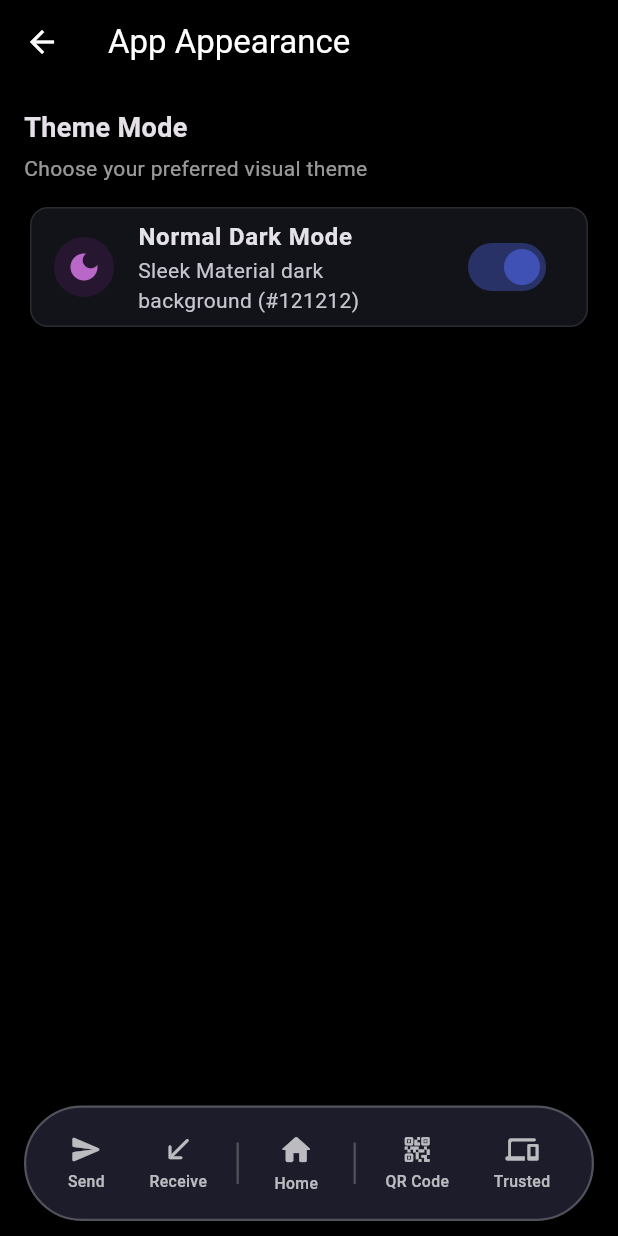
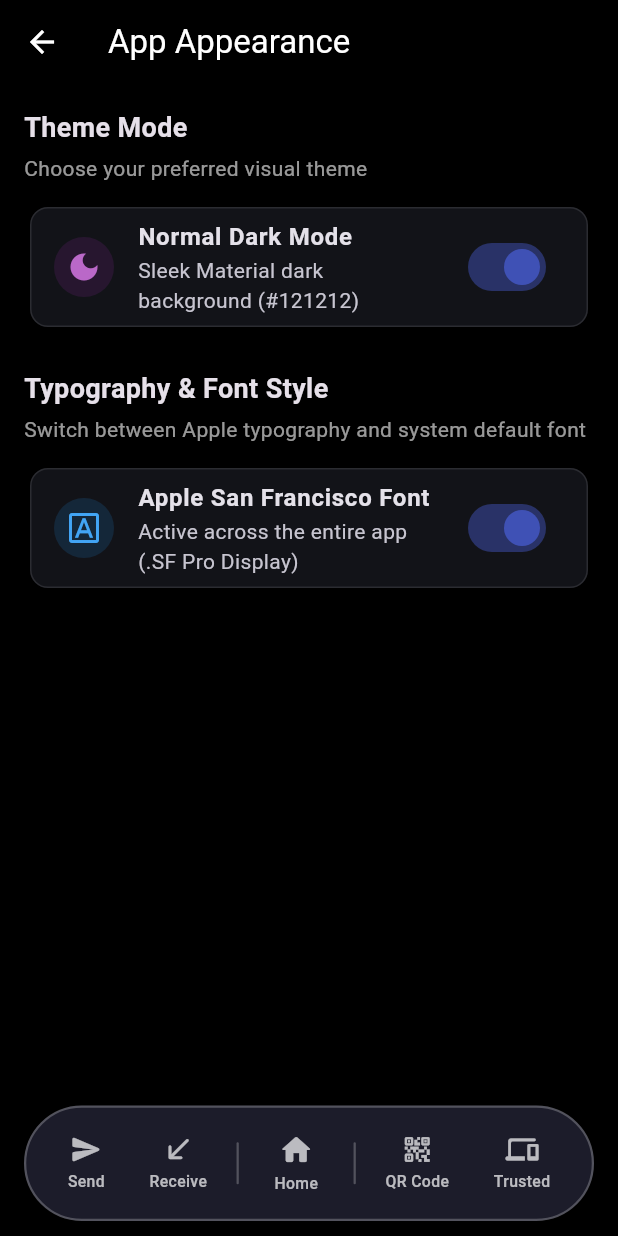
Before and after one commit to Secretuser129/OFFPAY, a Flutter app: the AppearanceScreen screen opened by its route, on a phone screen of 412 x 824 dp. Run offline on Flutter 3.47's test engine with Material 3 defaults, Android fonts, the phone set to English and light mode, and no system bars; our stand-ins replace flutter_animate, flutter_blue_plus, hive, hive_flutter, image_picker, open_filex and 5 more; missing offline and left inert: mobile_scanner; accounts and stored records are empty; network calls fail.

Commit message:
feat: Add Apple typography option and update version to 2.2.6

```diff
--- a/lib/screens/about_screen.dart
+++ b/lib/screens/about_screen.dart
@@ -104,7 +104,7 @@ class _AboutScreenState extends State<AboutScreen> {
               ),
               padding: const EdgeInsets.symmetric(horizontal: 12, vertical: 4),
               child: Text(
-                'Version 2.2.4 (224)',
+                'Version 2.2.6 (226)',
                 style: TextStyle(
                   fontSize: 12,
                   fontWeight: FontWeight.bold,
--- a/lib/screens/appearance_screen.dart
+++ b/lib/screens/appearance_screen.dart
@@ -76,6 +76,64 @@ class AppearanceScreen extends StatelessWidget {
               );
             },
           ),
+
+          const SizedBox(height: 24),
+          // Section B: Typography & Font Style
+          const Text(
+            'Typography & Font Style',
+            style: TextStyle(
+              fontSize: 18,
+              fontWeight: FontWeight.bold,
+            ),
+          ),
+          const SizedBox(height: 4),
+          Text(
+            'Switch between Apple typography and system default font',
+            style: TextStyle(
+              fontSize: 14,
+              color: theme.hintColor,
+            ),
+          ),
+          const SizedBox(height: 12),
+          Consumer<ThemeProvider>(
+            builder: (context, themeProvider, child) {
+              return Card(
+                elevation: 0,
+                color: theme.cardColor,
+                shape: RoundedRectangleBorder(
+                  borderRadius: BorderRadius.circular(12),
+                  side: BorderSide(
+                    color: theme.dividerColor.withAlpha(50),
+                  ),
+                ),
+                child: ListTile(
+                  leading: CircleAvatar(
+                    backgroundColor: Colors.blue.withAlpha(38),
+                    child: Icon(
+                      Icons.font_download_outlined,
+                      color: Colors.blue.shade400,
+                    ),
+                  ),
+                  title: const Text(
+                    'Apple San Francisco Font',
+                    style: TextStyle(fontWeight: FontWeight.bold),
+                  ),
+                  subtitle: Text(
+                    themeProvider.useAppleFont
+                        ? 'Active across the entire app (.SF Pro Display)'
+                        : 'System default font (Normal Android/system sans-serif)',
+                  ),
+                  trailing: Switch.adaptive(
+                    value: themeProvider.useAppleFont,
+                    activeThumbColor: Colors.indigo,
+                    onChanged: (value) {
+                      themeProvider.setUseAppleFont(value);
+                    },
+                  ),
+                ),
+              );
+            },
+          ),
         ],
       ),
       bottomNavigationBar: const GlobalAppleDock(activeRoute: '/appearance'),
--- a/lib/screens/security_settings_screen.dart
+++ b/lib/screens/security_settings_screen.dart
@@ -51,7 +51,7 @@ class SecuritySettingsScreen extends StatelessWidget {
             context: context,
             icon: Icons.system_update_outlined,
             title: 'Check for Updates',
-            subtitle: 'Version 2.2.4 (224)',
+            subtitle: 'Version 2.2.6 (226)',
             onTap: () => UpdateService.checkForUpdates(context, silent: false),
           ),
 
--- a/lib/services/theme_service.dart
+++ b/lib/services/theme_service.dart
@@ -4,15 +4,18 @@ import 'package:shared_preferences/shared_preferences.dart';
 const String _themeModeKey = 'offpay_theme_mode';
 const String _fontSizeKey = 'offpay_font_size';
 const String _accentColorKey = 'offpay_accent_color';
+const String _useAppleFontKey = 'offpay_use_apple_font';
 
 class ThemeProvider extends ChangeNotifier {
   ThemeMode _themeMode = ThemeMode.dark;
   double _fontSizeScale = 1.0;
   Color _accentColor = Colors.indigo;
+  bool _useAppleFont = true;
 
   ThemeMode get themeMode => _themeMode;
   double get fontSizeScale => _fontSizeScale;
   Color get accentColor => _accentColor;
+  bool get useAppleFont => _useAppleFont;
 
   bool isDarkMode(BuildContext context) {
     if (_themeMode == ThemeMode.system) {
@@ -41,6 +44,9 @@ class ThemeProvider extends ChangeNotifier {
 
       // Load Font Size Scale
       _fontSizeScale = prefs.getDouble(_fontSizeKey) ?? 1.0;
+
+      // Load Apple Font toggle
+      _useAppleFont = prefs.getBool(_useAppleFontKey) ?? true;
 
       // Load Accent Color
       final colorValue = prefs.getInt(_accentColorKey);
@@ -96,4 +102,15 @@ class ThemeProvider extends ChangeNotifier {
       debugPrint('Error saving accent color: $e');
     }
   }
+
+  Future<void> setUseAppleFont(bool useApple) async {
+    _useAppleFont = useApple;
+    notifyListeners();
+    try {
+      final prefs = await SharedPreferences.getInstance();
+      await prefs.setBool(_useAppleFontKey, useApple);
+    } catch (e) {
+      debugPrint('Error saving apple font preference: $e');
+    }
+  }
 }
--- a/lib/services/update_service.dart
+++ b/lib/services/update_service.dart
@@ -21,8 +21,8 @@ class UpdateInfo {
 }
 
 class UpdateService {
-  static const int currentVersionCode = 225;
-  static const String currentVersionName = '2.2.5';
+  static const int currentVersionCode = 226;
+  static const String currentVersionName = '2.2.6';
 
   // Fallback version.json URL
   static const String rawJsonUrl = 'https://raw.githubusercontent.com/Secretuser129/OFFPAY/main/version.json';
--- a/pubspec.yaml
+++ b/pubspec.yaml
@@ -3,7 +3,7 @@ name: offpay   # <-- this is the package name
 description: Offline Bluetooth Payments
 publish_to: 'none'
 
-version: 2.2.5+225
+version: 2.2.6+226
 
 environment:
   sdk: ">=3.0.0 <4.0.0"
```
Also changed, not shown: lib/main.dart (+46 -4 lines).
